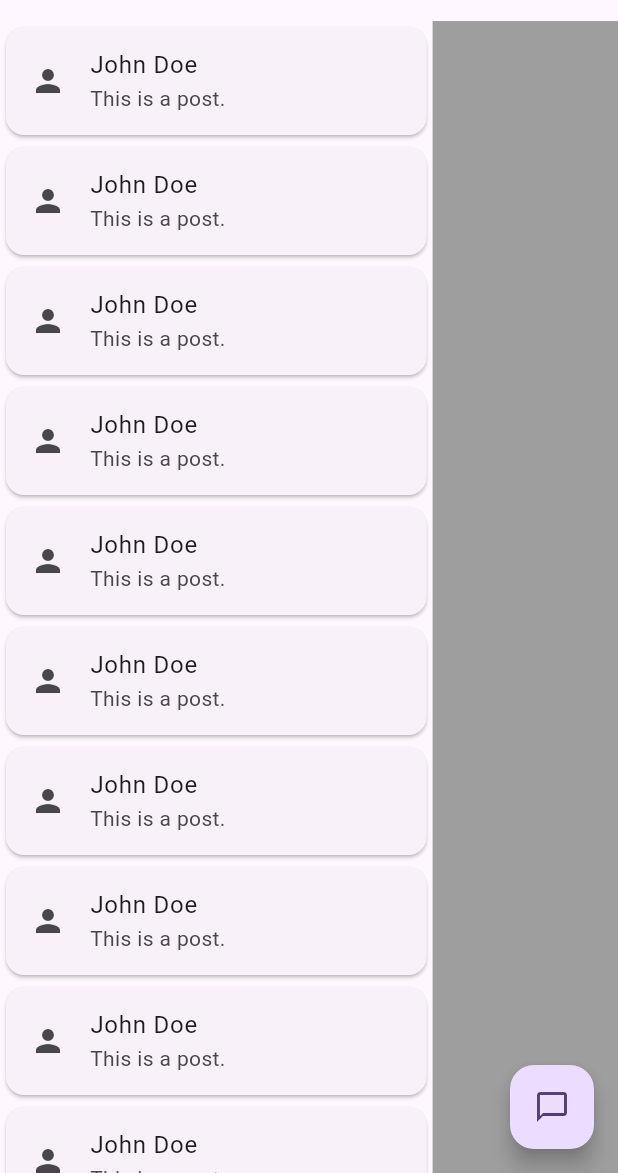
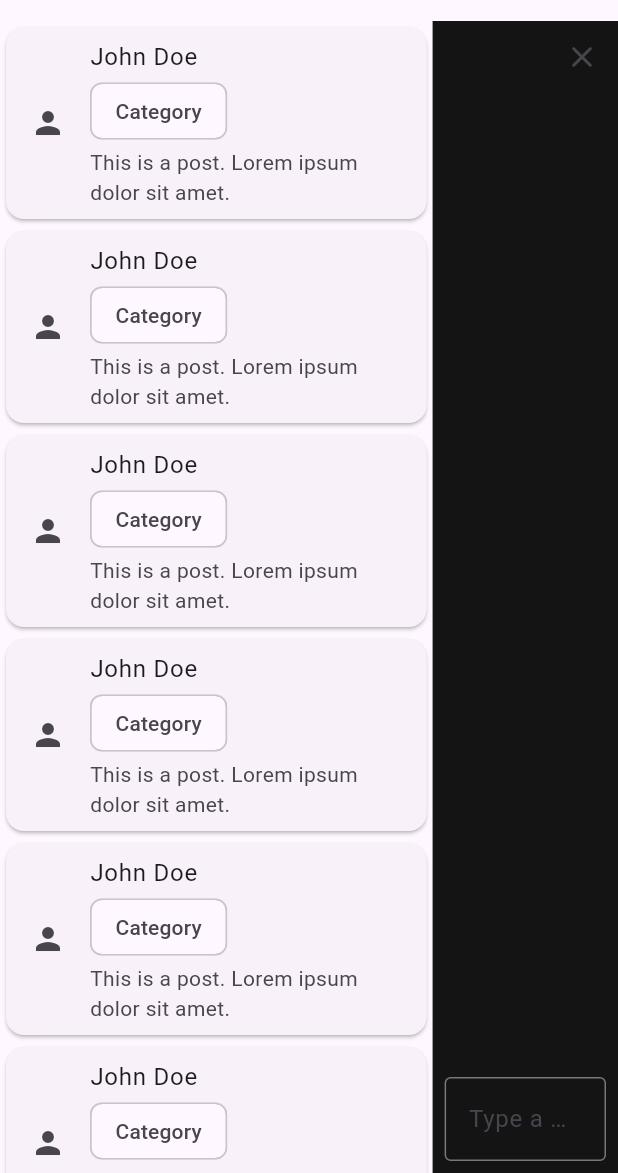
Before and after one commit to YuneshShrestha/momo.coders_iicquest, a Flutter app: the screen it shows after launch, after a tap on the "chat bubble outline" icon, on a phone screen of 412 x 824 dp, the part 63-1236 px from its top. Run offline on Flutter 3.47's test engine with Material 3 defaults, Android fonts, the phone set to English and light mode, and no system bars; our stand-ins replace firebase_auth, firebase_core; accounts and stored records are empty.

Commit message:
UI for chat edited

```diff
--- a/frontend/lib/main.dart
+++ b/frontend/lib/main.dart
@@ -1,8 +1,13 @@
+import 'package:firebase_core/firebase_core.dart';
 import 'package:flutter/material.dart';
+import 'package:virtual_sathi/firebase_options.dart';
 
 import 'package:virtual_sathi/pages/virtual_sathi_page.dart';
 
-void main() {
+void main() async {
+  await Firebase.initializeApp(
+    options: DefaultFirebaseOptions.currentPlatform,
+  );
   runApp(const MyApp());
 }
 
@@ -17,7 +22,9 @@ class MyApp extends StatelessWidget {
       theme: ThemeData(
         colorScheme: ColorScheme.fromSeed(seedColor: Colors.deepPurple),
         useMaterial3: true,
+
       ),
+      darkTheme: ThemeData.dark(),
       debugShowCheckedModeBanner: false,
       home: const VirtualSathi(),
     );
--- a/frontend/lib/pages/virtual_sathi_page.dart
+++ b/frontend/lib/pages/virtual_sathi_page.dart
@@ -1,3 +1,4 @@
+import 'package:firebase_auth/firebase_auth.dart';
 import 'package:flutter/material.dart';
 import 'package:virtual_sathi/pages/events_page.dart';
 import 'package:virtual_sathi/widgets/post_widget.dart';
@@ -11,12 +12,17 @@ class VirtualSathi extends StatefulWidget {
 
 class _VirtualSathiState extends State<VirtualSathi> {
   late double width;
-
   @override
   void initState() {
     width = 1;
 
     super.initState();
+  }
+
+  void getAnonymousAccount() async {
+    UserCredential userCredential =
+        await FirebaseAuth.instance.signInAnonymously();
+    print(userCredential.user!.uid);
   }
 
   @override
@@ -87,7 +93,9 @@ class _VirtualSathiState extends State<VirtualSathi> {
                                 onChanged: (value) {},
                               ),
                               ElevatedButton(
-                                onPressed: () {},
+                                onPressed: () {
+                                  getAnonymousAccount();
+                                },
                                 child: const Text('Post'),
                               ),
                             ],
@@ -113,19 +121,54 @@ class _VirtualSathiState extends State<VirtualSathi> {
           // const VerticalDivider(),
           Expanded(
             child: Container(
-              color: Colors.grey,
+              color: Theme.of(context).brightness == Brightness.dark? Color.fromARGB(255, 30, 9, 9): const Color.fromARGB(255, 20, 20, 20),
+              child: Stack(
+                children: [
+                  const Padding(
+                    padding: const EdgeInsets.all(8.0),
+                    child: Column(
+                      mainAxisAlignment: MainAxisAlignment.end,
+                      children: [
+                        TextField(
+                          decoration: const InputDecoration(
+                            hintText: 'Type a message',
+                            border: OutlineInputBorder(),
                           ),
                         ),
                       ],
                     ),
-      floatingActionButton: FloatingActionButton(
+                  ),
+                  Row(
+                    mainAxisAlignment: MainAxisAlignment.end,
+                    children: [
+                      IconButton(
+                        onPressed: () {
+                          setState(() {
+                            width = width == 1 ? 0.7 : 1;
+                          });
+                        },
+                        icon: const Icon(
+                          Icons.close_rounded,
+                        ),
+                      ),
+                    ],
+                  ),
+                ],
+              ),
+            ),
+          ),
+        ],
+      ),
+      floatingActionButton: width == 1
+          ? FloatingActionButton(
               onPressed: () {
                 setState(() {
                   width = width == 1 ? 0.7 : 1;
                 });
               },
               child: const Icon(Icons.chat_bubble_outline),
-      ),
+            )
+          : null,
     );
   }
 }
--- a/frontend/lib/widgets/post_widget.dart
+++ b/frontend/lib/widgets/post_widget.dart
@@ -8,8 +8,14 @@ class PostWidget extends StatelessWidget {
     return const Card(
       child: ListTile(
         leading: Icon(Icons.person),
-        title: Text('John Doe'),
-        subtitle: Text('This is a post.'),
+        title: Column(
+          crossAxisAlignment: CrossAxisAlignment.start,
+          children: [
+            Text('John Doe'),
+            Chip(label: Text('Category')),
+          ],
+        ),
+        subtitle: Text('This is a post. Lorem ipsum dolor sit amet. '),
       ),
     );
   }
--- a/frontend/pubspec.yaml
+++ b/frontend/pubspec.yaml
@@ -36,6 +36,8 @@ dependencies:
   # Use with the CupertinoIcons class for iOS style icons.
   cupertino_icons: ^1.0.6
   url_launcher: ^6.3.0
+  firebase_core: ^3.1.0
+  firebase_auth: ^5.1.0
 
 dev_dependencies:
   flutter_test:
```
Also changed, not shown: frontend/firebase.json (added), frontend/lib/firebase_options.dart (added), frontend/pubspec.lock, 6 other files. Lines whose indentation alone changed are shown as unchanged.
